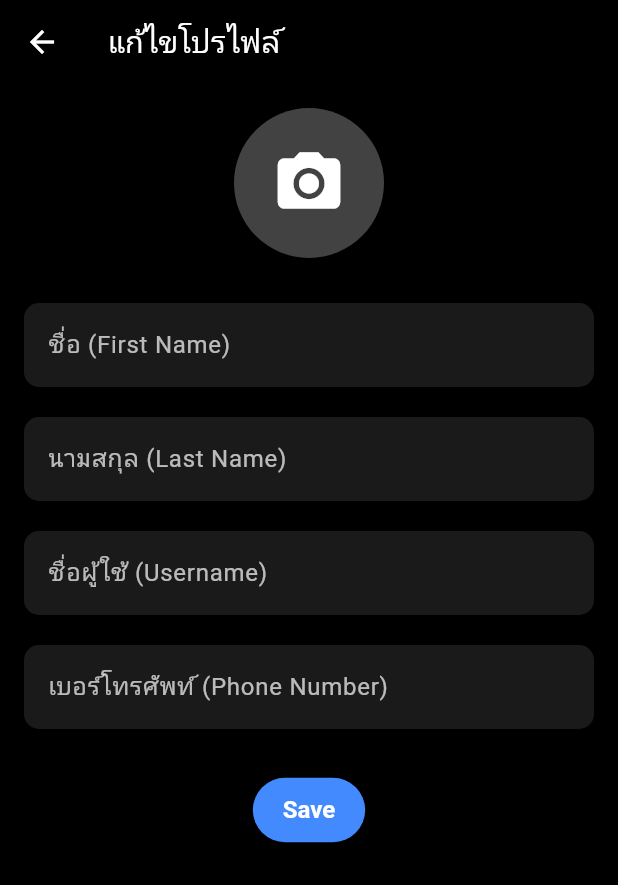
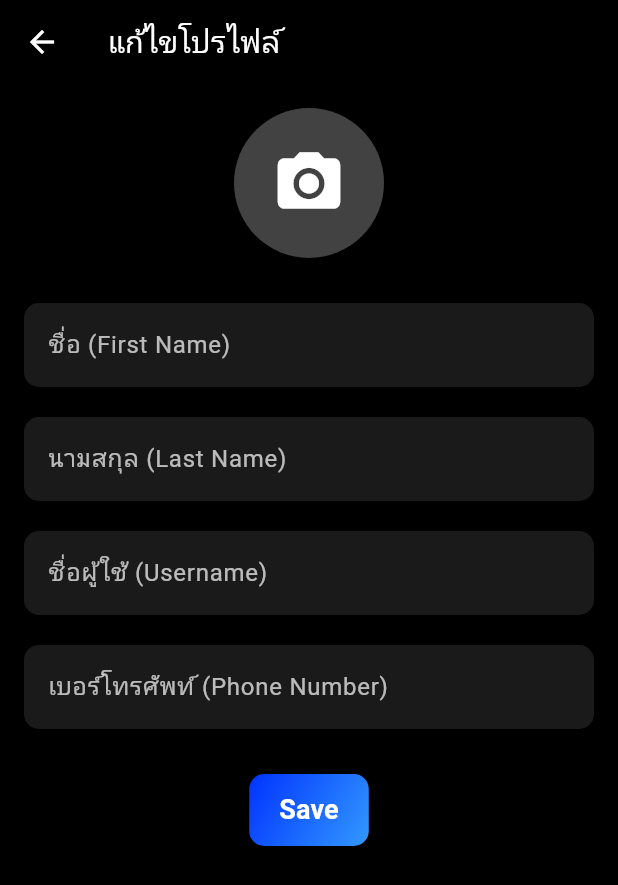
Before and after one commit to Tinz2/codecraft2.0, a Flutter app: the profilesetup screen opened by its route, on a phone screen of 412 x 824 dp. Shown: the top 885 px of the screen. Run offline on Flutter 3.47's test engine with Material 3 defaults, Android fonts, the phone set to English and light mode, and no system bars; our stand-ins replace cloud_firestore, firebase_auth, firebase_core, firebase_database, firebase_storage, image_picker; accounts and stored records are empty.

Commit message:
เปลี่ยนสี แก้ขนาดปุ่ม
เปลี่ยนสี แก้ขนาดปุ่ม

```diff
--- a/lib/profilesetup.dart
+++ b/lib/profilesetup.dart
@@ -192,17 +192,36 @@ class _profilesetupState extends State<profilesetup> {
                 _buildTextField(_phoneNumber, 'เบอร์โทรศัพท์ (Phone Number)'),
                 SizedBox(height: 20),
                 Center(
-                  child: ElevatedButton(
-                    onPressed: _submitForm,
-                    style: ElevatedButton.styleFrom(
-                      padding: const EdgeInsets.symmetric(horizontal: 20, vertical: 12),
-                      textStyle: const TextStyle(fontSize: 16, fontWeight: FontWeight.bold),
-                      foregroundColor: Colors.white,
-                      backgroundColor: Colors.blueAccent,
-                    ),
-                    child: const Text('Save'),
-                  ),
-                ),
+  child: Container(
+    decoration: BoxDecoration(
+      gradient: LinearGradient(
+        colors: [Color(0xFF0033FF), Color(0xFF3399FF)], // ไล่สีจากน้ำเงินเข้มไปอ่อน
+        begin: Alignment.topLeft,
+        end: Alignment.bottomRight,
+      ),
+      borderRadius: BorderRadius.circular(10), // มุมโค้งมน
+    ),
+    child: ElevatedButton(
+      onPressed: _submitForm,
+      style: ElevatedButton.styleFrom(
+        padding: const EdgeInsets.symmetric(horizontal: 20, vertical: 10), // ขนาดปุ่มใหญ่ขึ้น
+        backgroundColor: Colors.transparent, // ทำให้เห็น Gradient
+        shadowColor: Colors.transparent, // ปิดเงาเพื่อไม่ให้รบกวน Gradient
+        shape: RoundedRectangleBorder(
+          borderRadius: BorderRadius.circular(10), // ให้มุมปุ่มโค้งตรงกับ Container
+        ),
+      ),
+      child: const Text(
+        'Save',
+        style: TextStyle(
+          fontSize: 18,
+          fontWeight: FontWeight.bold,
+          color: Colors.white, // สีตัวหนังสือ
+        ),
+      ),
+    ),
+  ),
+)
               ],
             ),
           ),
```
Also changed, not shown: lib/home_page.dart (+7 -4 lines), lib/signin_page.dart (+40 -27 lines).
